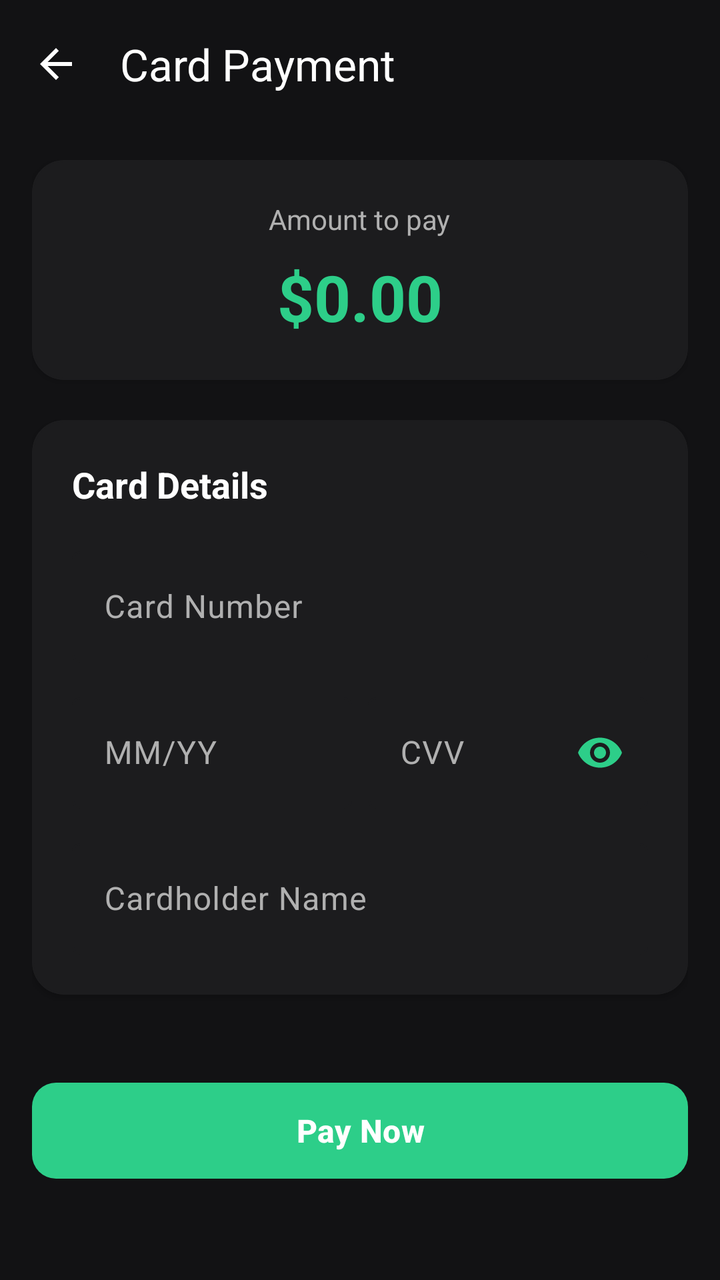
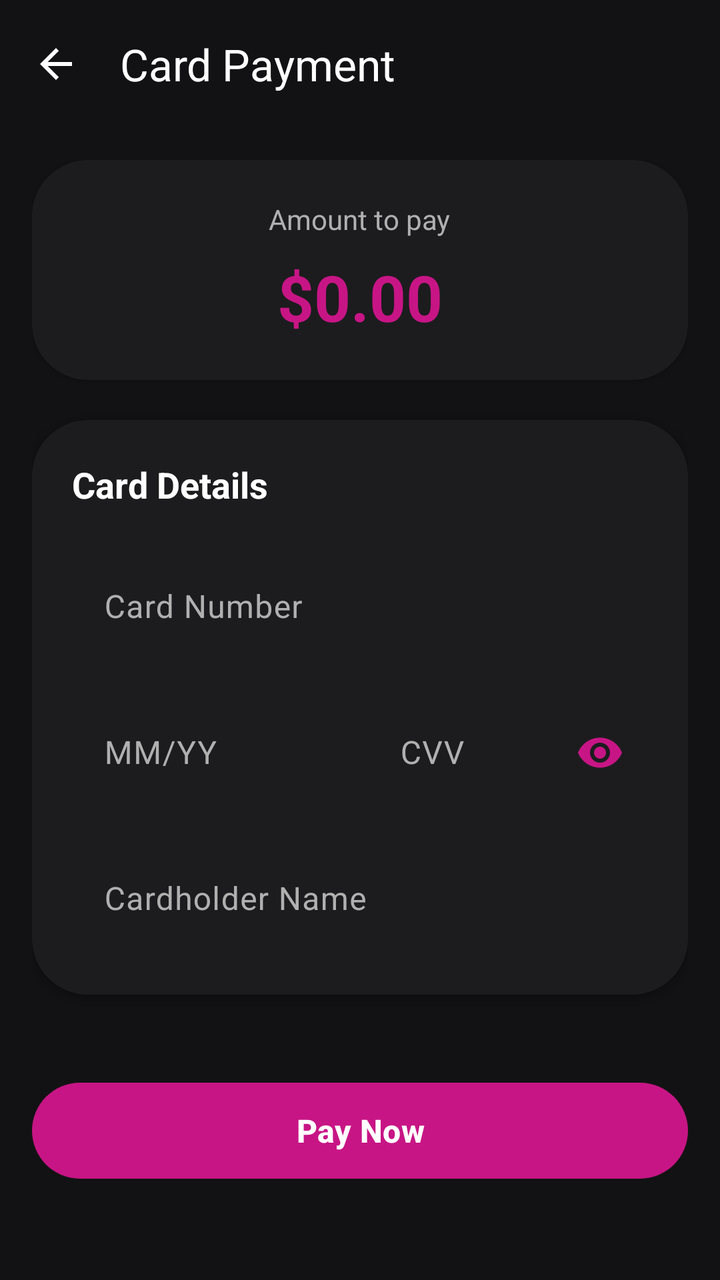

Compare the two renders of this Android layout. The source of the first and the diff that turns it into the second are given below.
<!-- AndroidManifest.xml: activity theme Theme.BeatHouse.Dark -->
<!-- res/layout/activity_card_payment.xml -->
<?xml version="1.0" encoding="utf-8"?>
<LinearLayout xmlns:android="http://schemas.android.com/apk/res/android"
    xmlns:app="http://schemas.android.com/apk/res-auto"
    android:layout_width="match_parent"
    android:layout_height="match_parent"
    android:orientation="vertical"
    android:background="@color/surface">

    <com.google.android.material.appbar.MaterialToolbar
        android:id="@+id/toolbar"
        android:layout_width="match_parent"
        android:layout_height="?attr/actionBarSize"
        android:background="@color/surface"
        app:title="@string/card_payment"
        app:titleTextColor="@color/on_surface"
        app:navigationIcon="@drawable/ic_arrow_back"
        app:navigationIconTint="@color/on_surface" />

    <ScrollView
        android:layout_width="match_parent"
        android:layout_height="match_parent">

        <LinearLayout
            android:layout_width="match_parent"
            android:layout_height="wrap_content"
            android:orientation="vertical"
            android:padding="16dp">

            
            <com.google.android.material.card.MaterialCardView
                android:layout_width="match_parent"
                android:layout_height="wrap_content"
                app:cardCornerRadius="16dp"
                app:cardElevation="2dp"
                app:cardBackgroundColor="@color/surface_container"
                android:layout_marginBottom="20dp">

                <LinearLayout
                    android:layout_width="match_parent"
                    android:layout_height="wrap_content"
                    android:orientation="vertical"
                    android:gravity="center"
                    android:padding="20dp">

                    <TextView
                        android:layout_width="wrap_content"
                        android:layout_height="wrap_content"
                        android:text="@string/amount_to_pay"
                        android:textSize="14sp"
                        android:textColor="@color/on_surface_variant" />

                    <TextView
                        android:id="@+id/tv_amount"
                        android:layout_width="wrap_content"
                        android:layout_height="wrap_content"
                        android:text="$0.00"
                        android:textSize="32sp"
                        android:textStyle="bold"
                        android:textColor="@color/primary"
                        android:layout_marginTop="8dp" />

                </LinearLayout>

            </com.google.android.material.card.MaterialCardView>

            
            <com.google.android.material.card.MaterialCardView
                android:layout_width="match_parent"
                android:layout_height="wrap_content"
                app:cardCornerRadius="16dp"
                app:cardElevation="2dp"
                app:cardBackgroundColor="@color/surface_container"
                android:layout_marginBottom="20dp">

                <LinearLayout
                    android:layout_width="match_parent"
                    android:layout_height="wrap_content"
                    android:orientation="vertical"
                    android:padding="20dp">

                    <TextView
                        android:layout_width="match_parent"
                        android:layout_height="wrap_content"
                        android:text="@string/card_details"
                        android:textSize="18sp"
                        android:textStyle="bold"
                        android:textColor="@color/on_surface"
                        android:layout_marginBottom="16dp" />

                    
                    <com.google.android.material.textfield.TextInputLayout
                        android:layout_width="match_parent"
                        android:layout_height="wrap_content"
                        android:layout_marginBottom="12dp"
                        app:boxBackgroundMode="outline">

                        <com.google.android.material.textfield.TextInputEditText
                            android:id="@+id/et_card_number"
                            android:layout_width="match_parent"
                            android:layout_height="wrap_content"
                            android:hint="@string/card_number"
                            android:inputType="number"
                            android:maxLength="19" />

                    </com.google.android.material.textfield.TextInputLayout>

                    
                    <LinearLayout
                        android:layout_width="match_parent"
                        android:layout_height="wrap_content"
                        android:orientation="horizontal">

                        
                        <com.google.android.material.textfield.TextInputLayout
                            android:layout_width="0dp"
                            android:layout_height="wrap_content"
                            android:layout_weight="1"
                            android:layout_marginEnd="8dp"
                            app:boxBackgroundMode="outline">

                            <com.google.android.material.textfield.TextInputEditText
                                android:id="@+id/et_expiry_date"
                                android:layout_width="match_parent"
                                android:layout_height="wrap_content"
                                android:hint="@string/expiry_date"
                                android:inputType="number"
                                android:maxLength="5" />

                        </com.google.android.material.textfield.TextInputLayout>

                        
                        <com.google.android.material.textfield.TextInputLayout
                            android:id="@+id/til_cvv"
                            android:layout_width="0dp"
                            android:layout_height="wrap_content"
                            android:layout_weight="1"
                            app:boxBackgroundMode="outline"
                            app:endIconMode="password_toggle"
                            app:endIconTint="@color/primary">

                            <com.google.android.material.textfield.TextInputEditText
                                android:id="@+id/et_cvv"
                                android:layout_width="match_parent"
                                android:layout_height="wrap_content"
                                android:hint="@string/cvv"
                                android:inputType="numberPassword"
                                android:maxLength="3" />

                        </com.google.android.material.textfield.TextInputLayout>

                    </LinearLayout>

                    
                    <com.google.android.material.textfield.TextInputLayout
                        android:layout_width="match_parent"
                        android:layout_height="wrap_content"
                        android:layout_marginTop="12dp"
                        app:boxBackgroundMode="outline">

                        <com.google.android.material.textfield.TextInputEditText
                            android:id="@+id/et_card_holder"
                            android:layout_width="match_parent"
                            android:layout_height="wrap_content"
                            android:hint="@string/card_holder_name"
                            android:inputType="textCapWords" />

                    </com.google.android.material.textfield.TextInputLayout>

                </LinearLayout>

            </com.google.android.material.card.MaterialCardView>

            
            <ProgressBar
                android:id="@+id/progress_bar"
                android:layout_width="wrap_content"
                android:layout_height="wrap_content"
                android:layout_gravity="center"
                android:visibility="gone" />

            
            <com.google.android.material.button.MaterialButton
                android:id="@+id/btn_pay"
                android:layout_width="match_parent"
                android:layout_height="56dp"
                android:layout_marginTop="20dp"
                android:text="@string/pay_now"
                android:textSize="16sp"
                android:textStyle="bold"
                app:cornerRadius="12dp"
                app:backgroundTint="@color/primary" />

        </LinearLayout>

    </ScrollView>

</LinearLayout>
<!-- resources referenced by this layout -->
<resources>
  <color name="on_surface">#FFFFFF</color>
  <color name="on_surface_variant">#B0B0B0</color>
  <color name="primary">#2DCE89</color>
  <color name="surface">#121214</color>
  <color name="surface_container">#1C1C1E</color>
  <!-- drawable ic_arrow_back (drawable) -->
  <vector xmlns:android="http://schemas.android.com/apk/res/android"
      android:width="24dp"
      android:height="24dp"
      android:viewportWidth="24"
      android:viewportHeight="24">
      <path
          android:fillColor="#FFFFFF"
          android:pathData="M20,11H7.83l5.59,-5.59L12,4l-8,8 8,8 1.41,-1.41L7.83,13H20v-2z"/>
  </vector>
  <string name="amount_to_pay">Amount to pay</string>
  <string name="card_details">Card Details</string>
  <string name="card_holder_name">Cardholder Name</string>
  <string name="card_number">Card Number</string>
  <string name="card_payment">Card Payment</string>
  <string name="cvv">CVV</string>
  <string name="expiry_date">MM/YY</string>
  <string name="pay_now">Pay Now</string>
  <style name="Theme.BeatHouse.Dark" parent="Theme.BeatHouse">
          <item name="colorSurface">@color/surface</item>
          <item name="android:windowBackground">@color/background</item>
      </style>
  <color name="background">#0B0B0D</color>
  <color name="primary_container">#004D40</color>
  <color name="on_primary">#FFFFFF</color>
  <color name="secondary">#8E8E93</color>
  <color name="secondary_container">#1C1C1E</color>
  <color name="on_secondary">#FFFFFF</color>
  <color name="error">#FF453A</color>
  <color name="error_container">#330000</color>
  <color name="surface_variant">#1A1A1C</color>
  <color name="outline">#1C1C1E</color>
  <style name="Widget.BeatHouse.Button" parent="Widget.Material3.Button">
          <item name="android:textSize">16sp</item>
          <item name="android:textStyle">bold</item>
          <item name="cornerRadius">12dp</item>
          <item name="iconGravity">textStart</item>
          <item name="iconPadding">8dp</item>
          <item name="android:insetTop">4dp</item>
          <item name="android:insetBottom">4dp</item>
          <item name="backgroundTint">@color/primary</item>
          <item name="android:textColor">@color/on_primary</item>
      </style>
  <style name="Widget.BeatHouse.Card" parent="Widget.Material3.CardView.Elevated">
          <item name="cardCornerRadius">16dp</item>
          <item name="cardElevation">0dp</item>
          <item name="strokeColor">@color/outline</item>
          <item name="strokeWidth">1dp</item>
          <item name="cardBackgroundColor">@color/surface_container</item>
      </style>
  <style name="Widget.BeatHouse.BottomNavigation" parent="Widget.Material3.BottomNavigationView">
          <item name="itemIconTint">@color/bottom_nav_icon_tint</item>
          <item name="itemTextColor">@color/bottom_nav_text_tint</item>
          <item name="itemBackground">@color/surface</item>
          <item name="android:background">@color/surface</item>
          <item name="elevation">0dp</item>
          <item name="itemPaddingTop">12dp</item>
          <item name="itemPaddingBottom">12dp</item>
      </style>
  <style name="Widget.BeatHouse.AppBarLayout" parent="Widget.Material3.AppBarLayout">
          <item name="android:background">@color/surface</item>
          <item name="backgroundTint">@color/surface</item>
      </style>
  <style name="Widget.BeatHouse.Chip" parent="Widget.Material3.Chip.Filter">
          <item name="chipCornerRadius">12dp</item>
          <item name="chipStrokeColor">@color/outline</item>
          <item name="chipStrokeWidth">1dp</item>
          <item name="android:textColor">@color/on_surface_variant</item>
          <item name="chipBackgroundColor">@color/surface_container</item>
          <item name="checkedIconTint">@color/primary</item>
          <item name="android:textSize">14sp</item>
      </style>
  <!-- unchanged entries left out for length: 2 -->
</resources>

<!-- the commit's change to res/layout/activity_card_payment.xml (unified diff, before → after) -->
@@ -30,7 +30,7 @@
             <com.google.android.material.card.MaterialCardView
                 android:layout_width="match_parent"
                 android:layout_height="wrap_content"
-                app:cardCornerRadius="16dp"
+                app:cardCornerRadius="28dp"
                 app:cardElevation="2dp"
                 app:cardBackgroundColor="@color/surface_container"
                 android:layout_marginBottom="20dp">
@@ -67,7 +67,7 @@
             <com.google.android.material.card.MaterialCardView
                 android:layout_width="match_parent"
                 android:layout_height="wrap_content"
-                app:cardCornerRadius="16dp"
+                app:cardCornerRadius="28dp"
                 app:cardElevation="2dp"
                 app:cardBackgroundColor="@color/surface_container"
                 android:layout_marginBottom="20dp">
@@ -187,7 +187,7 @@
                 android:text="@string/pay_now"
                 android:textSize="16sp"
                 android:textStyle="bold"
-                app:cornerRadius="12dp"
+                app:cornerRadius="24dp"
                 app:backgroundTint="@color/primary" />
 
         </LinearLayout>
<!-- resource entries referenced after the edit -->
@@ -2,7 +2,7 @@
 <resources>
   <color name="on_surface">#FFFFFF</color>
   <color name="on_surface_variant">#B0B0B0</color>
-  <color name="primary">#2DCE89</color>
+  <color name="primary">#C71585</color>
   <color name="surface">#121214</color>
   <color name="surface_container">#1C1C1E</color>
   <!-- drawable ic_arrow_back (drawable) -->
@@ -28,7 +28,7 @@
           <item name="android:windowBackground">@color/background</item>
       </style>
   <color name="background">#0B0B0D</color>
-  <color name="primary_container">#004D40</color>
+  <color name="primary_container">#4D0033</color>
   <color name="on_primary">#FFFFFF</color>
   <color name="secondary">#8E8E93</color>
   <color name="secondary_container">#1C1C1E</color>
@@ -40,7 +40,7 @@
   <style name="Widget.BeatHouse.Button" parent="Widget.Material3.Button">
           <item name="android:textSize">16sp</item>
           <item name="android:textStyle">bold</item>
-          <item name="cornerRadius">12dp</item>
+          <item name="cornerRadius">24dp</item>
           <item name="iconGravity">textStart</item>
           <item name="iconPadding">8dp</item>
           <item name="android:insetTop">4dp</item>
@@ -49,7 +49,7 @@
           <item name="android:textColor">@color/on_primary</item>
       </style>
   <style name="Widget.BeatHouse.Card" parent="Widget.Material3.CardView.Elevated">
-          <item name="cardCornerRadius">16dp</item>
+          <item name="cardCornerRadius">28dp</item>
           <item name="cardElevation">0dp</item>
           <item name="strokeColor">@color/outline</item>
           <item name="strokeWidth">1dp</item>
@@ -58,18 +58,19 @@
   <style name="Widget.BeatHouse.BottomNavigation" parent="Widget.Material3.BottomNavigationView">
           <item name="itemIconTint">@color/bottom_nav_icon_tint</item>
           <item name="itemTextColor">@color/bottom_nav_text_tint</item>
-          <item name="itemBackground">@color/surface</item>
-          <item name="android:background">@color/surface</item>
+          <item name="itemBackground">@android:color/transparent</item>
+          <item name="android:background">@android:color/transparent</item>
           <item name="elevation">0dp</item>
           <item name="itemPaddingTop">12dp</item>
           <item name="itemPaddingBottom">12dp</item>
+          <item name="labelVisibilityMode">unlabeled</item>
       </style>
   <style name="Widget.BeatHouse.AppBarLayout" parent="Widget.Material3.AppBarLayout">
           <item name="android:background">@color/surface</item>
           <item name="backgroundTint">@color/surface</item>
       </style>
   <style name="Widget.BeatHouse.Chip" parent="Widget.Material3.Chip.Filter">
-          <item name="chipCornerRadius">12dp</item>
+          <item name="chipCornerRadius">20dp</item>
           <item name="chipStrokeColor">@color/outline</item>
           <item name="chipStrokeWidth">1dp</item>
           <item name="android:textColor">@color/on_surface_variant</item>
